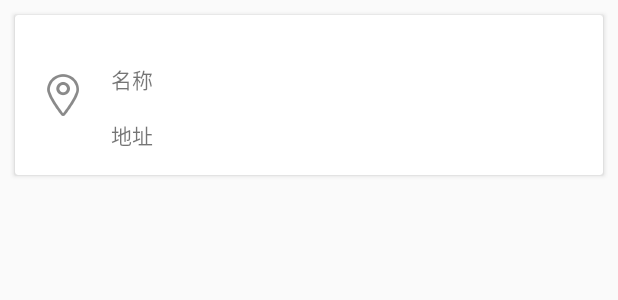
After one commit to xjyhehe/GuidingApp, an Android app: the layout item_search_tip.xml on its own in the app's theme, with its tools: preview values and no code run, on a phone screen of 412 x 824 dp. The commit adds this screen. Shown: the top 300 px of the screen. Run offline under Robolectric (Android 15) with nearby library versions, the phone set to English and light mode, and no system bars.

Commit message:
edit searchactivity

```diff
--- a/MyApplication/app/src/main/java/com/navigation/guidingapp/base/BaseActivity.java
+++ b/MyApplication/app/src/main/java/com/navigation/guidingapp/base/BaseActivity.java
@@ -22,6 +22,10 @@ public abstract class BaseActivity extends AppCompatActivity {
      * 初始化控件
      */
     public abstract void initView();
+    /**
+     * 初始化监听
+     */
+    public abstract void initListener();
 
     @Override
     protected void onCreate(@Nullable Bundle savedInstanceState) {
@@ -30,6 +34,7 @@ public abstract class BaseActivity extends AppCompatActivity {
         //初始化View注入
         ButterKnife.bind(this);
         initView();
+        initListener();
     }
 
 
--- a/MyApplication/app/src/main/java/com/navigation/guidingapp/ui/MainActivity.java
+++ b/MyApplication/app/src/main/java/com/navigation/guidingapp/ui/MainActivity.java
@@ -17,6 +17,11 @@ public class MainActivity extends BaseActivity {
 
     @Override
     public void initView() {
+
+    }
+
+    @Override
+    public void initListener() {
 
     }
 
--- a/MyApplication/app/src/main/java/com/navigation/guidingapp/ui/SettingActivity.java
+++ b/MyApplication/app/src/main/java/com/navigation/guidingapp/ui/SettingActivity.java
@@ -22,4 +22,9 @@ public class SettingActivity extends BaseActivity {
     public void initView() {
 
     }
+
+    @Override
+    public void initListener() {
+
+    }
 }
--- a/MyApplication/app/src/main/java/com/navigation/guidingapp/ui/UpdateActivity.java
+++ b/MyApplication/app/src/main/java/com/navigation/guidingapp/ui/UpdateActivity.java
@@ -22,4 +22,9 @@ public class UpdateActivity extends BaseActivity {
     public void initView() {
 
     }
+
+    @Override
+    public void initListener() {
+
+    }
 }
--- a/MyApplication/app/src/main/java/com/navigation/guidingapp/ui/VideoActivity.java
+++ b/MyApplication/app/src/main/java/com/navigation/guidingapp/ui/VideoActivity.java
@@ -22,4 +22,9 @@ public class VideoActivity extends BaseActivity {
     public void initView() {
 
     }
+
+    @Override
+    public void initListener() {
+
+    }
 }
--- a/MyApplication/app/src/main/res/layout/activity_search.xml
+++ b/MyApplication/app/src/main/res/layout/activity_search.xml
@@ -12,6 +12,8 @@
         android:id="@+id/toolbar"
         android:layout_width="match_parent"
         android:layout_height="?attr/actionBarSize"
+        app:navigationIcon="@drawable/back"
+        android:navigationIcon="@drawable/back"
         android:background="@color/colorPrimary">
 
         <RelativeLayout
@@ -35,7 +37,9 @@
                 android:layout_width="wrap_content"
                 android:layout_height="wrap_content"
                 android:layout_alignParentRight="true"
+                android:background="@drawable/btn_selector"
                 android:layout_centerVertical="true"
+                android:textColor="@android:color/white"
                 android:padding="10dp"
                 android:text="@string/search" />
         </RelativeLayout>
--- /dev/null
+++ b/MyApplication/app/src/main/res/layout/item_search_tip.xml
@@ -0,0 +1,41 @@
+<?xml version="1.0" encoding="utf-8"?>
+<android.support.v7.widget.CardView xmlns:android="http://schemas.android.com/apk/res/android"
+    android:layout_width="match_parent"
+    android:layout_margin="10dp"
+    android:layout_height="wrap_content">
+
+    <LinearLayout
+        android:layout_width="wrap_content"
+        android:layout_height="wrap_content"
+        android:gravity="center_vertical"
+        android:orientation="horizontal"
+        android:padding="@dimen/activity_horizontal_margin">
+
+        <ImageView
+            android:layout_width="wrap_content"
+            android:layout_height="wrap_content"
+            android:src="@drawable/location" />
+
+        <LinearLayout
+            android:layout_width="wrap_content"
+            android:layout_height="wrap_content"
+            android:gravity="center_vertical"
+            android:orientation="vertical">
+
+            <TextView
+                android:id="@+id/tv_name"
+                android:layout_width="wrap_content"
+                android:layout_height="wrap_content"
+                android:padding="16dp"
+                android:text="名称" />
+
+            <TextView
+                android:id="@+id/tv_address"
+                android:layout_width="wrap_content"
+                android:layout_height="wrap_content"
+                android:paddingLeft="16dp"
+                android:paddingRight="16dp"
+                android:text="地址" />
+        </LinearLayout>
+    </LinearLayout>
+</android.support.v7.widget.CardView>
--- a/MyApplication/app/src/main/res/values/colors.xml
+++ b/MyApplication/app/src/main/res/values/colors.xml
@@ -3,6 +3,7 @@
     <color name="colorPrimary">#3F51B5</color>
     <color name="colorPrimaryDark">#303F9F</color>
     <color name="colorAccent">#FF4081</color>
+    <color name="colorAccentDark">#DF2464</color>
 
     <color name="black_overlay">#66000000</color>
 </resources>
```
Also changed, not shown: MyApplication/app/src/main/java/com/navigation/guidingapp/adapter/SearchTipsAdapter.java (added, +97 -0 lines), MyApplication/app/src/main/java/com/navigation/guidingapp/ui/MapActivity.java (+34 -5 lines), MyApplication/app/src/main/java/com/navigation/guidingapp/ui/SearchActivity.java (+69 -2 lines), MyApplication/app/src/main/java/com/navigation/guidingapp/utils/Logger.java (added, +64 -0 lines), MyApplication/app/src/main/res/drawable/btn_selector.xml (added, +15 -0 lines), MyApplication/app/src/main/res/drawable-hdpi/back.png (added), MyApplication/app/src/main/res/drawable-hdpi/location.png (added), MyApplication/app/src/main/res/drawable-xhdpi/back.png (added).
